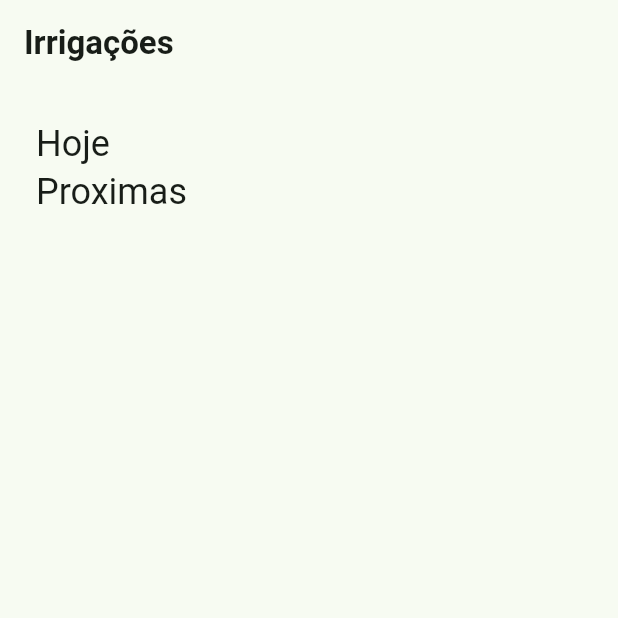
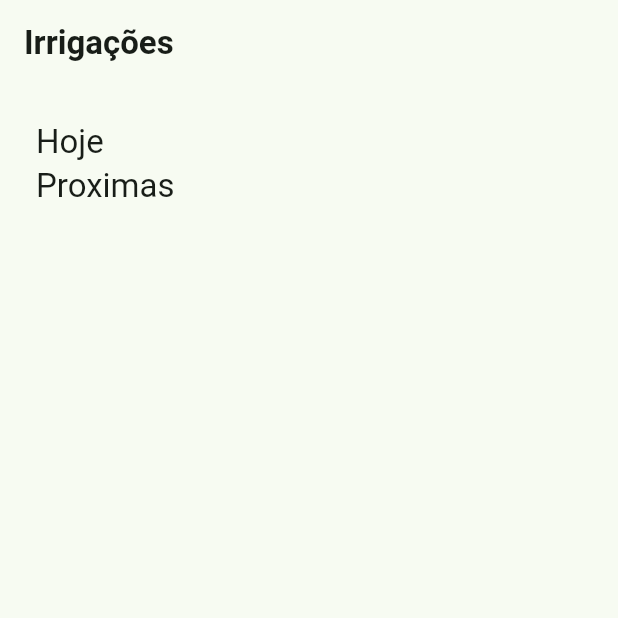
Before and after one commit to arturRDC/RegApp, a Flutter app: the IrrigationsPage screen opened by its route, on a phone screen of 412 x 824 dp, the top half of it. Run offline on Flutter 3.47's test engine with Material 3 defaults, Android fonts, the phone set to English and light mode, and no system bars; our stand-ins replace cloud_firestore, file_picker, firebase_auth, firebase_core, firebase_storage, flutter_local_notifications and 8 more; missing offline and left inert: flutter_verification_code; accounts and stored records are empty; network calls fail; project files that could hold a hidden picture were left out.

Commit message:
adjust font size

```diff
--- a/lib/styles/typography.dart
+++ b/lib/styles/typography.dart
@@ -30,7 +30,7 @@ final textTheme = TextTheme(
   ),
   headlineSmall: GoogleFonts.roboto(
     fontWeight: FontWeight.w400,
-    fontSize: 24,
+    fontSize: 22,
     height: 32 / 24,
   ),
   titleLarge: GoogleFonts.roboto(
```
